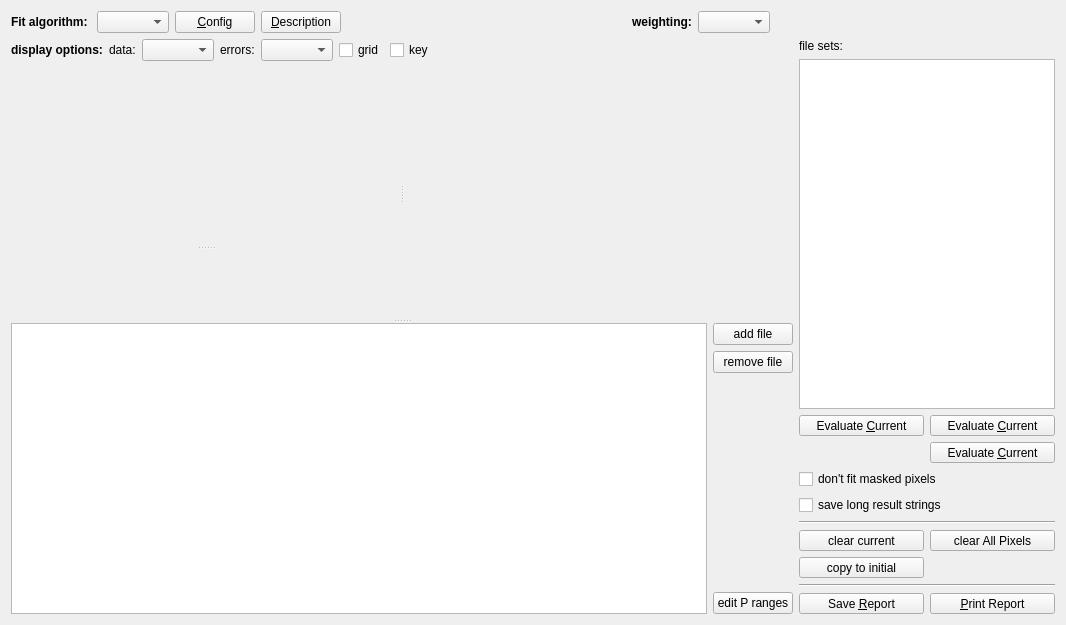
Qt form plugins/imfccsfit/qfimfccsfitevaluation_editor.ui (jkriege2/QuickFit3) before a commit.
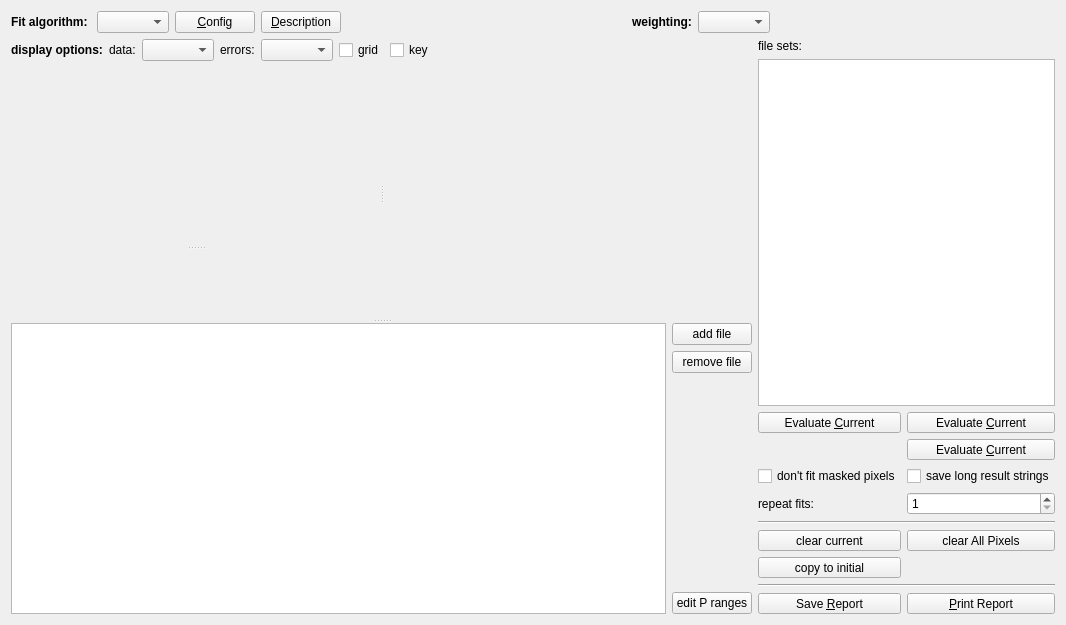
The same form after that commit. Icons and pictures are not drawn. Custom widgets are drawn as their Qt base class.

Commit message: QuickFit3/imFCCSFit: added spinbox to set repeats of the optimize run in QFGlobalFitTool during gloabl fitting

What changed in the file:
```diff
--- a/plugins/imfccsfit/qfimfccsfitevaluation_editor.ui
+++ b/plugins/imfccsfit/qfimfccsfitevaluation_editor.ui
@@ -75,13 +75,6 @@
        </property>
       </widget>
      </item>
-     <item row="5" column="0" colspan="2">
-      <widget class="QCheckBox" name="chkSaveStrings">
-       <property name="text">
-        <string>save long result strings</string>
-       </property>
-      </widget>
-     </item>
      <item row="9" column="0" colspan="2">
       <widget class="Line" name="line_2">
        <property name="orientation">
@@ -223,13 +216,34 @@
        </property>
       </widget>
      </item>
-     <item row="4" column="0" colspan="2">
+     <item row="4" column="0">
       <widget class="QCheckBox" name="chkDontFitMasked">
        <property name="text">
         <string>don't fit masked pixels</string>
        </property>
       </widget>
      </item>
+     <item row="4" column="1">
+      <widget class="QCheckBox" name="chkSaveStrings">
+       <property name="text">
+        <string>save long result strings</string>
+       </property>
+      </widget>
+     </item>
+     <item row="5" column="1">
+      <widget class="QSpinBox" name="spinFitRepeats">
+       <property name="minimum">
+        <number>1</number>
+       </property>
+      </widget>
+     </item>
+     <item row="5" column="0">
+      <widget class="QLabel" name="label_7">
+       <property name="text">
+        <string>repeat fits:</string>
+       </property>
+      </widget>
+     </item>
     </layout>
    </item>
    <item row="0" column="0" colspan="2">
```
The commit also changes 7 other files.
